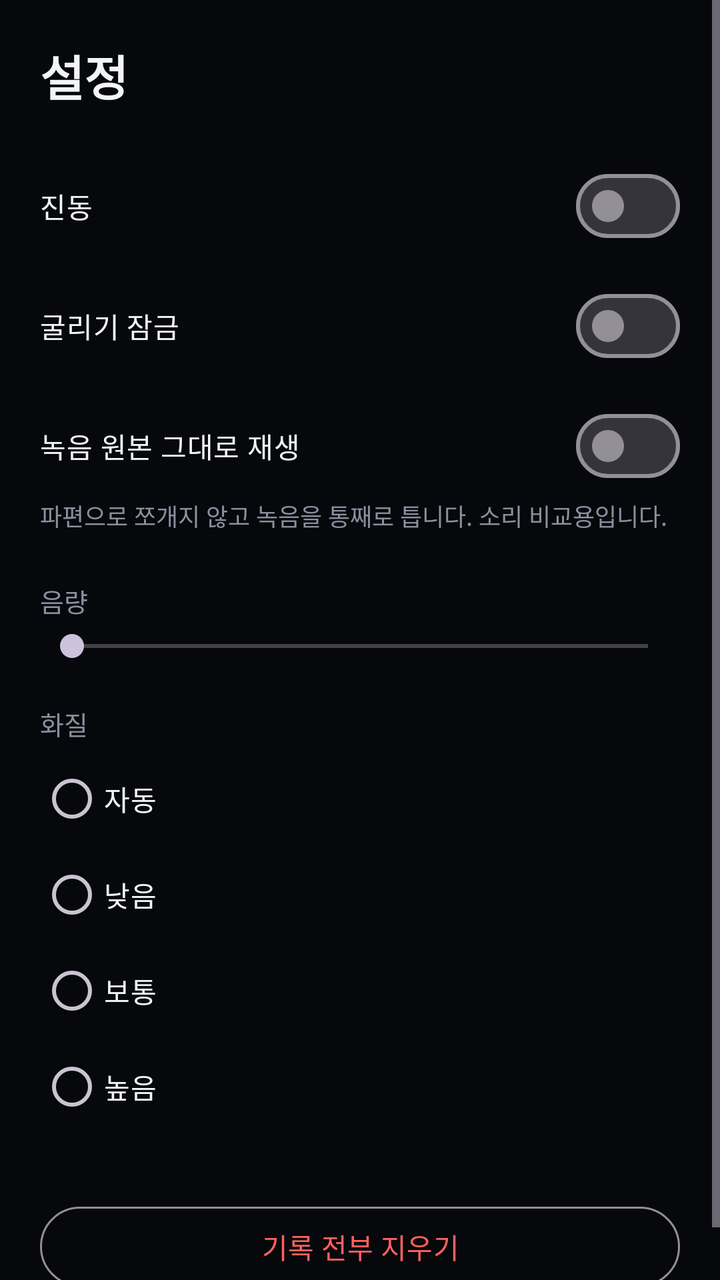
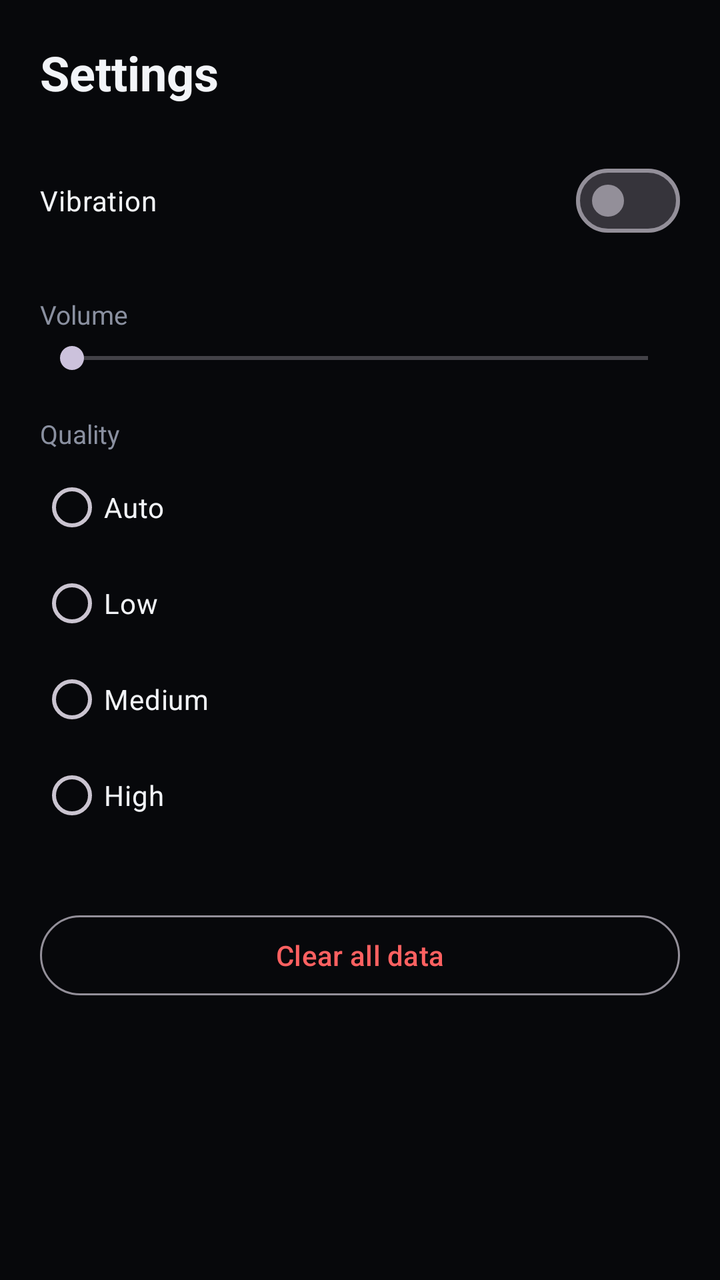

Two renders of the same Android screen: before a commit and after it. Below are the layout's source before the change and the commit's diff.
<!-- AndroidManifest.xml: application theme Theme.WaxBall -->
<!-- res/layout/activity_settings.xml -->
<?xml version="1.0" encoding="utf-8"?>
<ScrollView xmlns:android="http://schemas.android.com/apk/res/android"
    android:layout_width="match_parent"
    android:layout_height="match_parent"
    android:background="@color/surface">

    <LinearLayout
        android:layout_width="match_parent"
        android:layout_height="wrap_content"
        android:orientation="vertical"
        android:padding="20dp">

        <TextView
            android:layout_width="wrap_content"
            android:layout_height="wrap_content"
            android:text="@string/settings_title"
            android:textColor="@color/text_primary"
            android:textSize="24sp"
            android:textStyle="bold" />

        <com.google.android.material.materialswitch.MaterialSwitch
            android:id="@+id/hapticsSwitch"
            android:layout_width="match_parent"
            android:layout_height="wrap_content"
            android:layout_marginTop="24dp"
            android:text="@string/settings_haptics"
            android:textColor="@color/text_primary" />

        <com.google.android.material.materialswitch.MaterialSwitch
            android:id="@+id/orbitLockSwitch"
            android:layout_width="match_parent"
            android:layout_height="wrap_content"
            android:layout_marginTop="12dp"
            android:text="@string/settings_orbit_lock"
            android:textColor="@color/text_primary" />

        <com.google.android.material.materialswitch.MaterialSwitch
            android:id="@+id/rawPlaybackSwitch"
            android:layout_width="match_parent"
            android:layout_height="wrap_content"
            android:layout_marginTop="12dp"
            android:text="@string/settings_raw_playback"
            android:textColor="@color/text_primary" />

        <TextView
            android:layout_width="match_parent"
            android:layout_height="wrap_content"
            android:layout_marginTop="2dp"
            android:text="@string/settings_raw_hint"
            android:textColor="@color/text_muted"
            android:textSize="12sp" />

        <TextView
            android:layout_width="wrap_content"
            android:layout_height="wrap_content"
            android:layout_marginTop="24dp"
            android:text="@string/settings_volume"
            android:textColor="@color/text_muted"
            android:textSize="13sp" />

        <SeekBar
            android:id="@+id/volumeBar"
            android:layout_width="match_parent"
            android:layout_height="wrap_content"
            android:layout_marginTop="4dp"
            android:max="100" />

        <TextView
            android:layout_width="wrap_content"
            android:layout_height="wrap_content"
            android:layout_marginTop="20dp"
            android:text="@string/settings_quality"
            android:textColor="@color/text_muted"
            android:textSize="13sp" />

        <RadioGroup
            android:id="@+id/qualityGroup"
            android:layout_width="match_parent"
            android:layout_height="wrap_content"
            android:layout_marginTop="4dp"
            android:orientation="vertical">

            <RadioButton
                android:id="@+id/qualityAuto"
                android:layout_width="match_parent"
                android:layout_height="wrap_content"
                android:text="@string/settings_quality_auto"
                android:textColor="@color/text_primary" />

            <RadioButton
                android:id="@+id/qualityLow"
                android:layout_width="match_parent"
                android:layout_height="wrap_content"
                android:text="@string/settings_quality_low"
                android:textColor="@color/text_primary" />

            <RadioButton
                android:id="@+id/qualityMedium"
                android:layout_width="match_parent"
                android:layout_height="wrap_content"
                android:text="@string/settings_quality_medium"
                android:textColor="@color/text_primary" />

            <RadioButton
                android:id="@+id/qualityHigh"
                android:layout_width="match_parent"
                android:layout_height="wrap_content"
                android:text="@string/settings_quality_high"
                android:textColor="@color/text_primary" />
        </RadioGroup>

        <Button
            android:id="@+id/resetButton"
            style="@style/Widget.Material3.Button.OutlinedButton"
            android:layout_width="match_parent"
            android:layout_height="wrap_content"
            android:layout_marginTop="32dp"
            android:text="@string/settings_reset"
            android:textColor="@color/danger" />
    </LinearLayout>
</ScrollView>
<!-- resources referenced by this layout -->
<resources>
  <color name="danger">#FF6161</color>
  <color name="surface">#07080B</color>
  <color name="text_muted">#8A90A0</color>
  <color name="text_primary">#F2F4F8</color>
  <string name="settings_haptics">진동</string>
  <string name="settings_orbit_lock">굴리기 잠금</string>
  <string name="settings_quality">화질</string>
  <string name="settings_quality_auto">자동</string>
  <string name="settings_quality_high">높음</string>
  <string name="settings_quality_low">낮음</string>
  <string name="settings_quality_medium">보통</string>
  <string name="settings_raw_hint">파편으로 쪼개지 않고 녹음을 통째로 틉니다. 소리 비교용입니다.</string>
  <string name="settings_raw_playback">녹음 원본 그대로 재생</string>
  <string name="settings_reset">기록 전부 지우기</string>
  <string name="settings_title">설정</string>
  <string name="settings_volume">음량</string>
  <style name="Theme.WaxBall" parent="Theme.Material3.Dark.NoActionBar">
          <item name="android:statusBarColor">@color/surface</item>
          <item name="android:navigationBarColor">@color/surface</item>
          <item name="android:windowBackground">@color/surface</item>
      </style>
</resources>

<!-- the commit's change to res/layout/activity_settings.xml (unified diff, before → after) -->
@@ -25,30 +25,6 @@
             android:layout_marginTop="24dp"
             android:text="@string/settings_haptics"
             android:textColor="@color/text_primary" />
-
-        <com.google.android.material.materialswitch.MaterialSwitch
-            android:id="@+id/orbitLockSwitch"
-            android:layout_width="match_parent"
-            android:layout_height="wrap_content"
-            android:layout_marginTop="12dp"
-            android:text="@string/settings_orbit_lock"
-            android:textColor="@color/text_primary" />
-
-        <com.google.android.material.materialswitch.MaterialSwitch
-            android:id="@+id/rawPlaybackSwitch"
-            android:layout_width="match_parent"
-            android:layout_height="wrap_content"
-            android:layout_marginTop="12dp"
-            android:text="@string/settings_raw_playback"
-            android:textColor="@color/text_primary" />
-
-        <TextView
-            android:layout_width="match_parent"
-            android:layout_height="wrap_content"
-            android:layout_marginTop="2dp"
-            android:text="@string/settings_raw_hint"
-            android:textColor="@color/text_muted"
-            android:textSize="12sp" />
 
         <TextView
             android:layout_width="wrap_content"
<!-- resource entries referenced after the edit -->
@@ -4,18 +4,15 @@
   <color name="surface">#07080B</color>
   <color name="text_muted">#8A90A0</color>
   <color name="text_primary">#F2F4F8</color>
-  <string name="settings_haptics">진동</string>
-  <string name="settings_orbit_lock">굴리기 잠금</string>
-  <string name="settings_quality">화질</string>
-  <string name="settings_quality_auto">자동</string>
-  <string name="settings_quality_high">높음</string>
-  <string name="settings_quality_low">낮음</string>
-  <string name="settings_quality_medium">보통</string>
-  <string name="settings_raw_hint">파편으로 쪼개지 않고 녹음을 통째로 틉니다. 소리 비교용입니다.</string>
-  <string name="settings_raw_playback">녹음 원본 그대로 재생</string>
-  <string name="settings_reset">기록 전부 지우기</string>
-  <string name="settings_title">설정</string>
-  <string name="settings_volume">음량</string>
+  <string name="settings_haptics">Vibration</string>
+  <string name="settings_quality">Quality</string>
+  <string name="settings_quality_auto">Auto</string>
+  <string name="settings_quality_high">High</string>
+  <string name="settings_quality_low">Low</string>
+  <string name="settings_quality_medium">Medium</string>
+  <string name="settings_reset">Clear all data</string>
+  <string name="settings_title">Settings</string>
+  <string name="settings_volume">Volume</string>
   <style name="Theme.WaxBall" parent="Theme.Material3.Dark.NoActionBar">
           <item name="android:statusBarColor">@color/surface</item>
           <item name="android:navigationBarColor">@color/surface</item>
